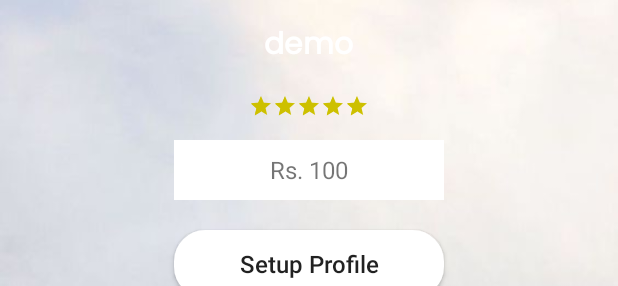
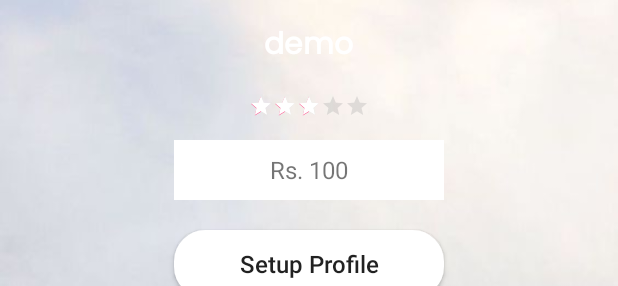
Before and after one commit to MarketingKnob/CustomerArtistApp, an Android app: the layout pager_item.xml on its own in the app's theme, with its tools: preview values and no code run, on a phone screen of 412 x 824 dp. Shown: the part 301-587 px from the top of the screen. Run offline under Robolectric (Android 15) with nearby library versions, the phone set to English and light mode, and no system bars.

Commit message:
Commit on 14 Jan.

```diff
--- a/app/src/main/java/com/samyotech/fabcustomer/ui/adapter/CustomViewPagerAdapter.java
+++ b/app/src/main/java/com/samyotech/fabcustomer/ui/adapter/CustomViewPagerAdapter.java
@@ -71,7 +71,8 @@ public class CustomViewPagerAdapter extends PagerAdapter {
 
         tvRating.setText("(" + allAtristListDTOList.get(position).getAva_rating() + "/5)");
         CTVartistname.setText(allAtristListDTOList.get(position).getName());
-        ratingbar.setRating(Float.parseFloat(allAtristListDTOList.get(position).getAva_rating()));
+//        ratingbar.setRating(Float.parseFloat(allAtristListDTOList.get(position).getAva_rating()));
+        ratingbar.setRating((float) 3.0);
         btn_price.setText("Rs. "+allAtristListDTOList.get(position).getPrice());
         btn_set_profile.setOnClickListener(new View.OnClickListener() {
             @Override
--- a/app/src/main/res/anim/click_event.xml
+++ b/app/src/main/res/anim/click_event.xml
@@ -2,11 +2,11 @@
 <set xmlns:android="http://schemas.android.com/apk/res/android">
 
     <alpha
-        android:duration="200"
+        android:duration="600"
         android:fromAlpha="1.0"
         android:toAlpha="0.5"></alpha>
     <scale
-        android:duration="50"
+        android:duration="200"
         android:fromXScale="1"
         android:fromYScale="1"
         android:pivotX="50%"
--- a/app/src/main/res/layout/for_test.xml
+++ b/app/src/main/res/layout/for_test.xml
@@ -163,7 +163,6 @@
                                 style="@style/RatingBar"
                                 android:layout_width="wrap_content"
                                 android:layout_height="wrap_content"
-                                android:layout_below="@+id/Profilename"
                                 android:layout_centerHorizontal="true"
                                 android:isIndicator="true"
                                 android:numStars="5"
--- a/app/src/main/res/layout/pager_item.xml
+++ b/app/src/main/res/layout/pager_item.xml
@@ -52,6 +52,7 @@
             android:gravity="center"
             android:orientation="horizontal">
 
+
             <RatingBar
                 android:id="@+id/ratingbar"
                 style="@style/Widget.AppCompat.RatingBar.Small"
@@ -59,8 +60,9 @@
                 android:layout_height="wrap_content"
                 android:isIndicator="true"
                 android:numStars="5"
-                android:rating="5"
-                android:theme="@style/RatingBar" />
+                android:rating="3"
+                android:progressBackgroundTint="@color/gray"
+                android:progressTint="@color/white"/>
 
             <com.samyotech.fabcustomer.utils.CustomTextView
                 android:id="@+id/tvRating"
@@ -99,7 +101,6 @@
             android:textSize="16sp"
             android:layout_below="@+id/btn_price"/>
 
-
     </RelativeLayout>
 
 </LinearLayout>
```
Also changed, not shown: app/src/main/java/com/samyotech/fabcustomer/ui/activity/ArtistByCatgActivity.java (+10 -0 lines), app/src/main/res/values/styles.xml (+6 -1 lines).
